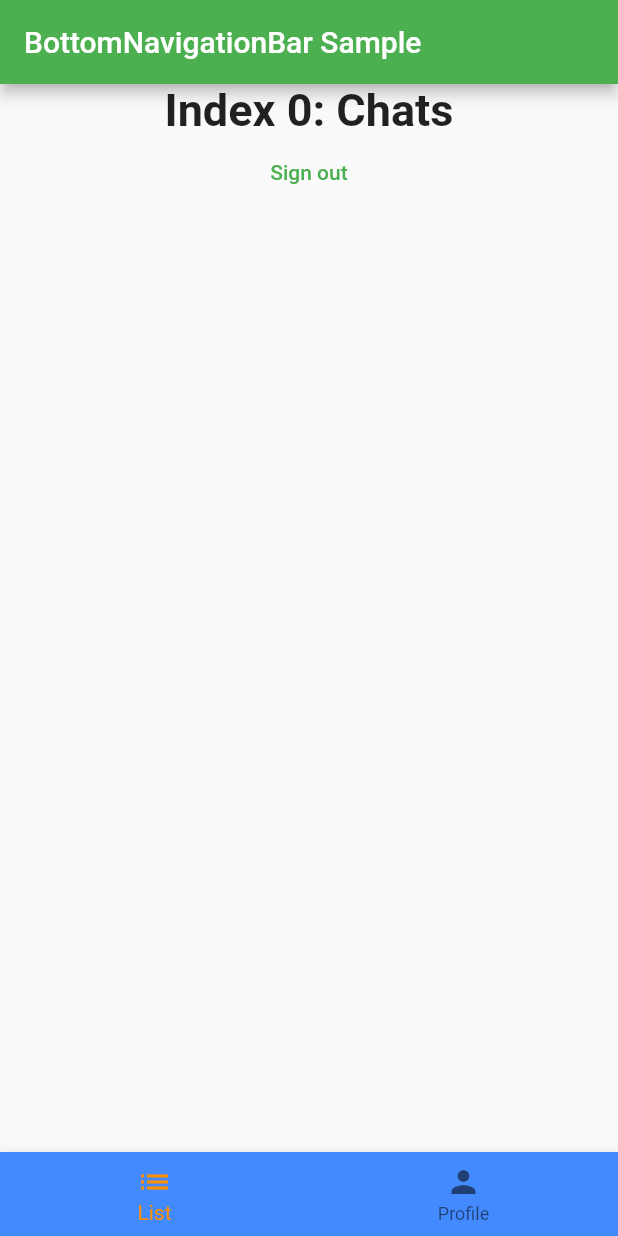
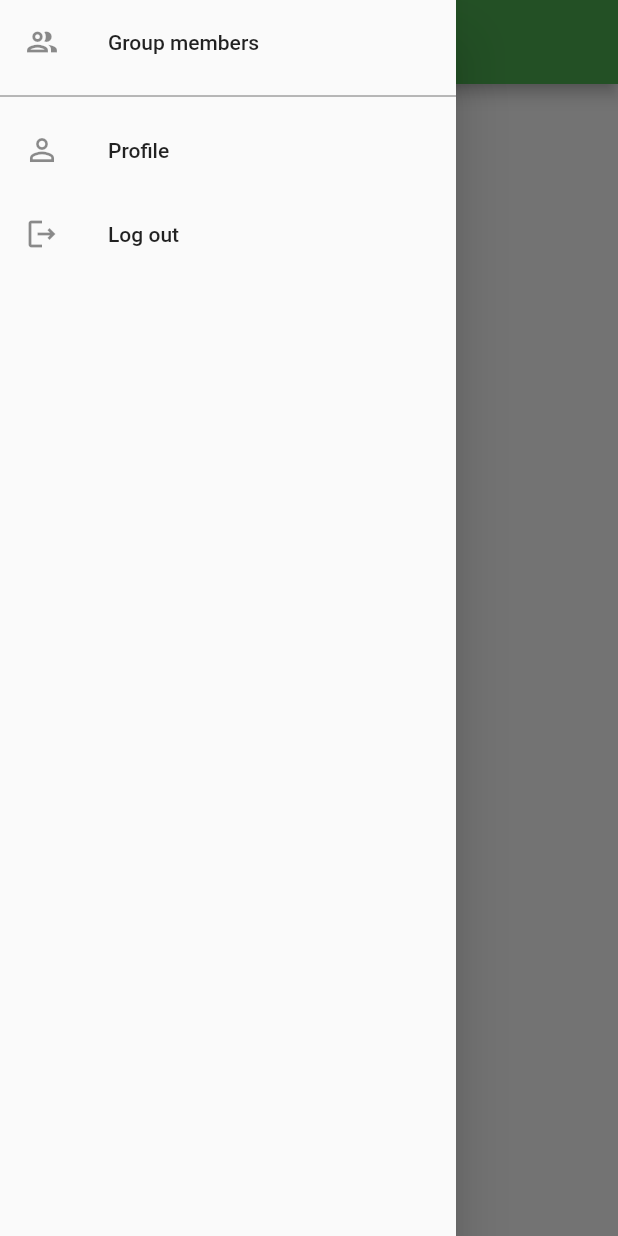
Before and after one commit to owhiteman/shared-list, a Flutter app: the screen it shows once a user with an empty profile is signed in, with the side drawer open (before the commit the screen has no drawer), on a phone screen of 412 x 824 dp. Run offline on Flutter 3.47's test engine with Material 2 defaults, Android fonts, the phone set to English and light mode, and no system bars; our stand-ins replace firebase_auth, firebase_core; accounts and stored records are empty; generated files the repository leaves out were written again.

Commit message:
Sidebar nav UI

```diff
--- a/lib/views/home_view.dart
+++ b/lib/views/home_view.dart
@@ -11,36 +11,16 @@ class HomePage extends StatefulWidget {
 }
 
 class _HomePageState extends State<HomePage> {
-  int _selectedIndex = 0;
-  static const TextStyle optionStyle =
-      TextStyle(fontSize: 30, fontWeight: FontWeight.bold);
-  static const List<Widget> _widgetOptions = <Widget>[
-    Text(
-      'Index 0: Chats',
-      style: optionStyle,
-    ),
-    Text(
-      'Index 1: Account',
-      style: optionStyle,
-    ),
-  ];
-
-  void _onItemTapped(int index) {
-    setState(() {
-      _selectedIndex = index;
-    });
-  }
-
   @override
   Widget build(BuildContext context) {
     return Scaffold(
       appBar: AppBar(
-        title: const Text('BottomNavigationBar Sample'),
+        title: const Text('Shared List'),
       ),
       body: Column(
         children: [
-          Center(
-            child: _widgetOptions.elementAt(_selectedIndex),
+          const Center(
+            child: Text('Home'),
           ),
           TextButton(
               onPressed: () {
@@ -49,22 +29,59 @@ class _HomePageState extends State<HomePage> {
               child: const Text('Sign out'))
         ],
       ),
-      bottomNavigationBar: BottomNavigationBar(
-        items: const <BottomNavigationBarItem>[
-          BottomNavigationBarItem(
-            icon: Icon(Icons.list),
-            label: 'List',
-          ),
-          BottomNavigationBarItem(
-            icon: Icon(Icons.person),
-            label: 'Profile',
-          ),
-        ],
-        currentIndex: _selectedIndex,
-        selectedItemColor: Colors.amber[800],
-        backgroundColor: Colors.blueAccent,
-        onTap: _onItemTapped,
+      drawer: const NavigationDrawer(),
+    );
+  }
+}
+
+class NavigationDrawer extends StatelessWidget {
+  const NavigationDrawer({super.key});
+
+  @override
+  Widget build(BuildContext context) {
+    return Drawer(
+      child: SingleChildScrollView(
+        child: Column(
+          crossAxisAlignment: CrossAxisAlignment.stretch,
+          children: [
+            buildHeader(context),
+            buildMenuItems(context),
+          ],
+        ),
       ),
     );
   }
 }
+
+Widget buildHeader(BuildContext context) {
+  return Container(
+    padding: EdgeInsets.only(
+      top: MediaQuery.of(context).padding.top,
+    ),
+  );
+}
+
+Widget buildMenuItems(BuildContext context) {
+  return Column(
+    children: [
+      ListTile(
+        leading: const Icon(Icons.group_outlined),
+        title: const Text('Group members'),
+        onTap: () {},
+      ),
+      const Divider(color: Colors.black54),
+      ListTile(
+        leading: const Icon(Icons.person_outline),
+        title: const Text('Profile'),
+        onTap: () {},
+      ),
+      ListTile(
+        leading: const Icon(Icons.logout_outlined),
+        title: const Text('Log out'),
+        onTap: () {
+          context.read<AuthService>().signOut();
+        },
+      )
+    ],
+  );
+}
```
